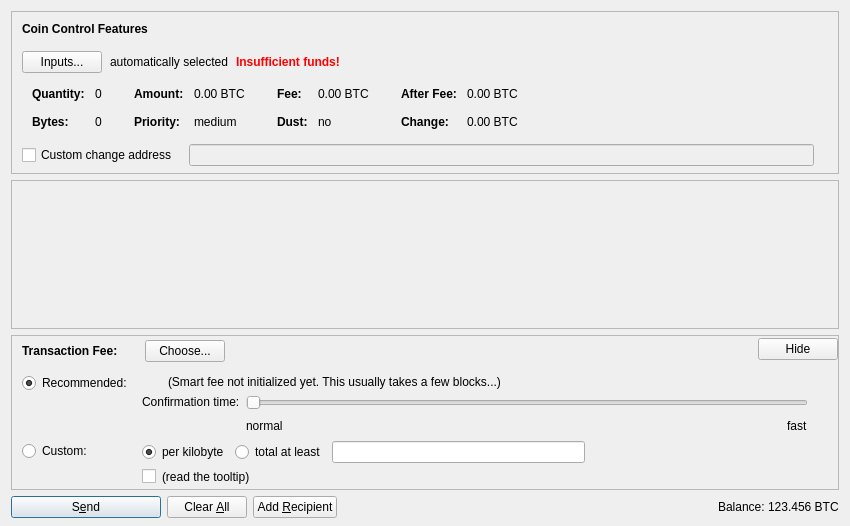
First picture: the form in src/qt/forms/sendcoinsdialog.ui, repository pylondata/pyloncoin, before the edit.
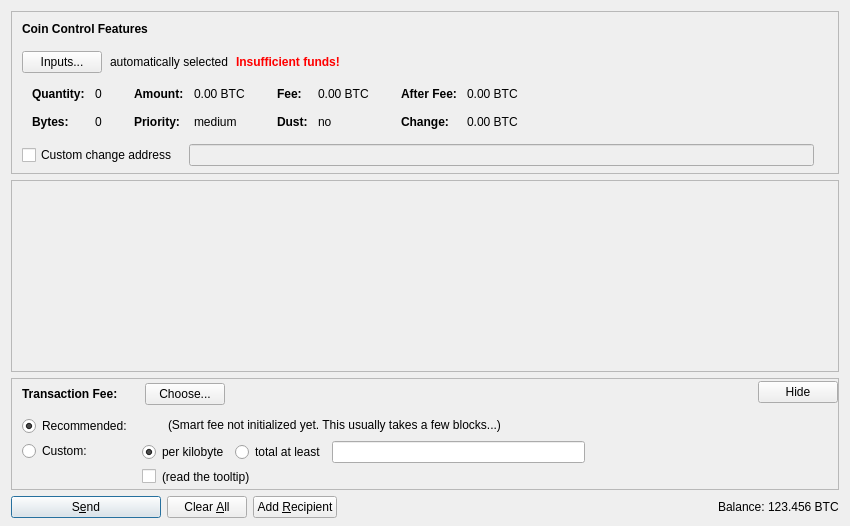
Second picture: the form after the edit. Icons and pictures are not drawn. Custom widgets are drawn as their Qt base class.

Commit message: removed fee slider

What changed in the file:
```diff
--- a/src/qt/forms/sendcoinsdialog.ui
+++ b/src/qt/forms/sendcoinsdialog.ui
@@ -1053,103 +1053,6 @@
                  </item>
                 </layout>
                </item>
-               <item>
-                <layout class="QHBoxLayout" name="horizontalLayoutFee9">
-                 <item>
-                  <layout class="QVBoxLayout" name="verticalLayoutFee6">
-                   <item>
-                    <widget class="QLabel" name="labelSmartFee3">
-                     <property name="text">
-                      <string>Confirmation time:</string>
-                     </property>
-                     <property name="margin">
-                      <number>2</number>
-                     </property>
-                    </widget>
-                   </item>
-                   <item>
-                    <spacer name="verticalSpacer_3">
-                     <property name="orientation">
-                      <enum>Qt::Vertical</enum>
-                     </property>
-                     <property name="sizeHint" stdset="0">
-                      <size>
-                       <width>1</width>
-                       <height>1</height>
-                      </size>
-                     </property>
-                    </spacer>
-                   </item>
-                  </layout>
-                 </item>
-                 <item>
-                  <layout class="QVBoxLayout" name="verticalLayoutFee5">
-                   <property name="rightMargin">
-                    <number>30</number>
-                   </property>
-                   <item>
-                    <widget class="QSlider" name="sliderSmartFee">
-                     <property name="minimum">
-                      <number>0</number>
-                     </property>
-                     <property name="maximum">
-                      <number>24</number>
-                     </property>
-                     <property name="pageStep">
-                      <number>1</number>
-                     </property>
-                     <property name="value">
-                      <number>0</number>
-                     </property>
-                     <property name="orientation">
-                      <enum>Qt::Horizontal</enum>
-                     </property>
-                     <property name="invertedAppearance">
-                      <bool>false</bool>
-                     </property>
-                     <property name="invertedControls">
-                      <bool>false</bool>
-                     </property>
-                     <property name="tickPosition">
-                      <enum>QSlider::NoTicks</enum>
-                     </property>
-                    </widget>
-                   </item>
-                   <item>
-                    <layout class="QHBoxLayout" name="horizontalLayoutFee10">
-                     <item>
-                      <widget class="QLabel" name="labelSmartFeeNormal">
-                       <property name="text">
-                        <string>normal</string>
-                       </property>
-                      </widget>
-                     </item>
-                     <item>
-                      <spacer name="horizontalSpacer_3">
-                       <property name="orientation">
-                        <enum>Qt::Horizontal</enum>
-                       </property>
-                       <property name="sizeHint" stdset="0">
-                        <size>
-                         <width>40</width>
-                         <height>20</height>
-                        </size>
-                       </property>
-                      </spacer>
-                     </item>
-                     <item>
-                      <widget class="QLabel" name="labelSmartFeeFast">
-                       <property name="text">
-                        <string>fast</string>
-                       </property>
-                      </widget>
-                     </item>
-                    </layout>
-                   </item>
-                  </layout>
-                 </item>
-                </layout>
-               </item>
                <item>
                 <spacer name="verticalSpacer_4">
                  <property name="orientation">
```
The commit also changes 1 other file.
